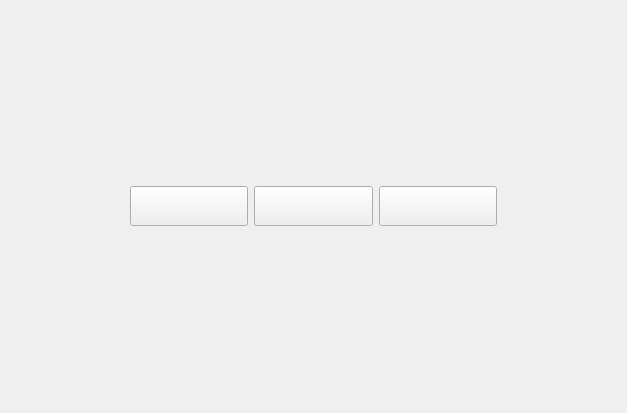
The window that ui/scan_widget.ui (cheind/reconstructme-qt) describes before a commit, drawn with Qt 5.
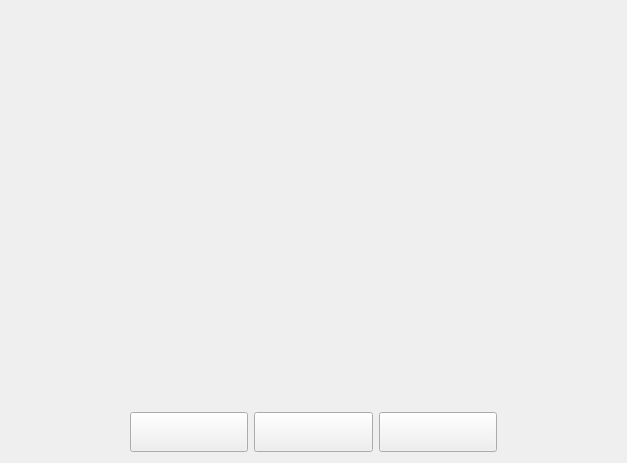
The same window after the commit. Icons and pictures are not drawn.

Commit message: putted surface_widget onto stackedwidged together with scaning view_layout

```diff
--- a/ui/scan_widget.ui
+++ b/ui/scan_widget.ui
@@ -7,7 +7,7 @@
     <x>0</x>
     <y>0</y>
     <width>627</width>
-    <height>413</height>
+    <height>463</height>
    </rect>
   </property>
   <property name="windowTitle">
@@ -17,11 +17,29 @@
    <item row="0" column="0">
     <layout class="QVBoxLayout" name="verticalLayout" stretch="10,1">
      <item>
+      <widget class="QStackedWidget" name="stackedWidget">
+       <property name="sizePolicy">
+        <sizepolicy hsizetype="Preferred" vsizetype="Preferred">
+         <horstretch>0</horstretch>
+         <verstretch>0</verstretch>
+        </sizepolicy>
+       </property>
+       <property name="currentIndex">
+        <number>0</number>
+       </property>
+       <widget class="QWidget" name="reconstructionPage">
+        <layout class="QGridLayout" name="gridLayout">
+         <item row="0" column="0">
       <layout class="QGridLayout" name="view_layout">
        <property name="sizeConstraint">
         <enum>QLayout::SetMaximumSize</enum>
        </property>
       </layout>
+         </item>
+        </layout>
+        <zorder></zorder>
+       </widget>
+      </widget>
      </item>
      <item>
       <layout class="QHBoxLayout" name="horizontalLayout">
```
Lines whose indentation alone changed are shown as unchanged. The commit also changes 1 other file.
